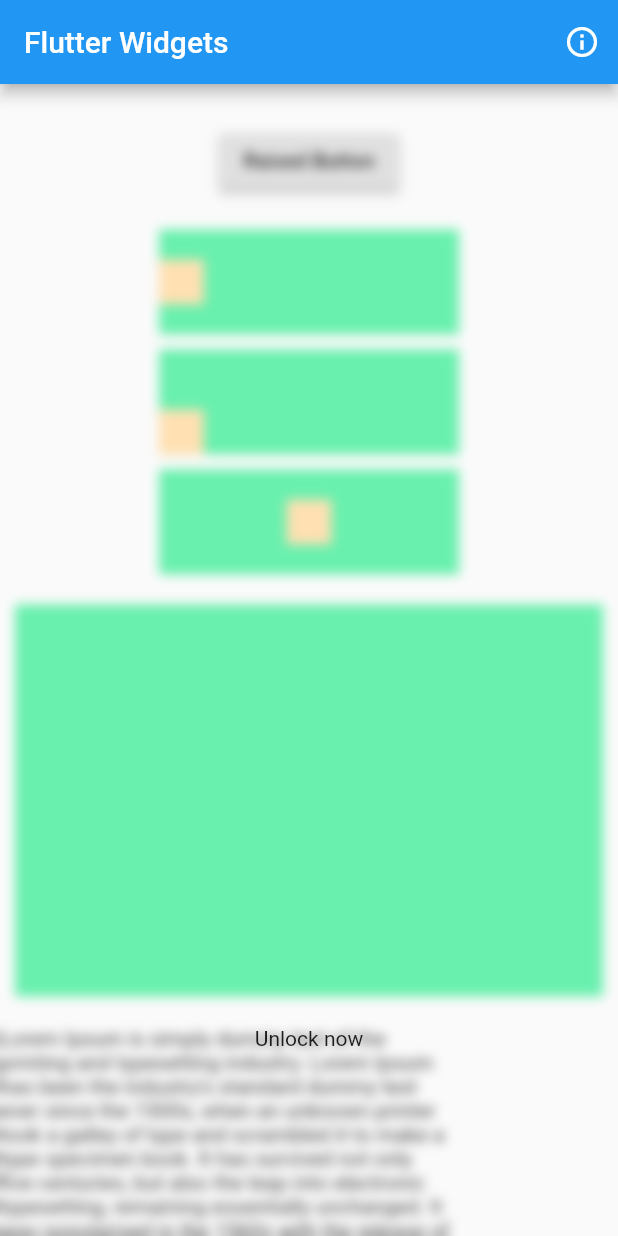
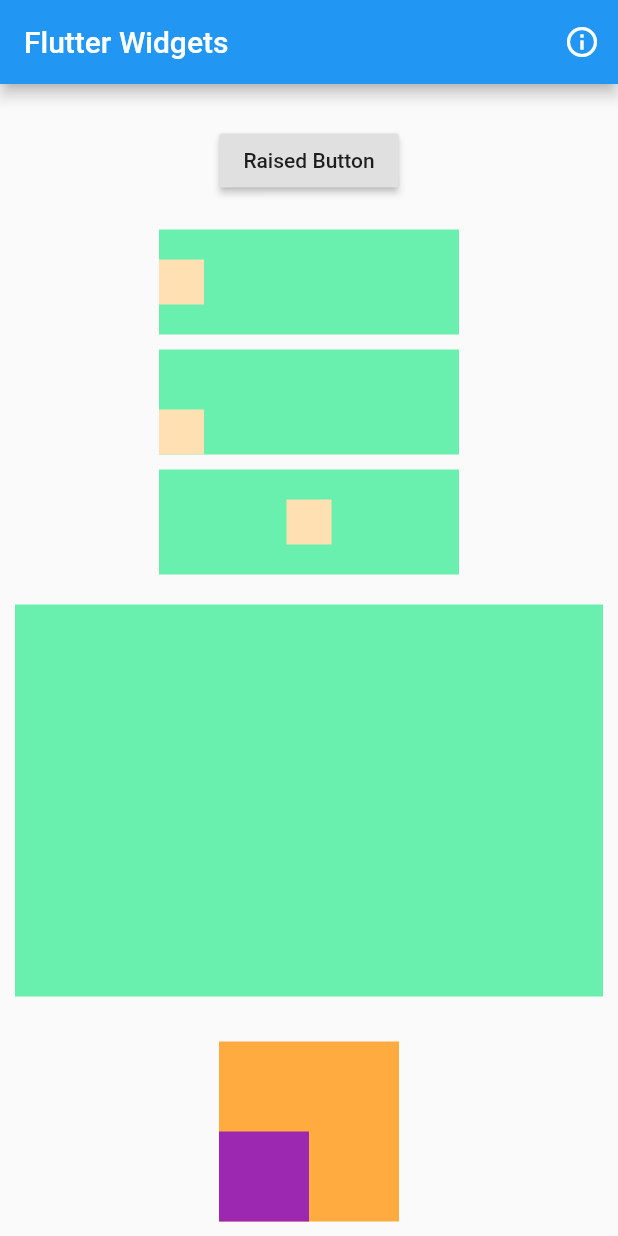
Before and after one commit to sagarsandy/flutter_widgets_batch_1, a Flutter app: the screen it shows after launch, scrolled down 173 dp, on a phone screen of 412 x 824 dp. Run offline on Flutter 3.47's test engine with Material 2 defaults, Android fonts, the phone set to English and light mode, and no system bars.

Commit message:
baseline widget added

```diff
--- a/lib/main.dart
+++ b/lib/main.dart
@@ -181,25 +181,25 @@ class MyHomePage extends StatelessWidget {
               SizedBox(
                 height: 10,
               ),
-              Stack(
-                children: [
-                  Container(
-                    width: 300,
-                    height: 200,
-                    child: Text(
-                        "Lorem Ipsum is simply dummy text of the printing and typesetting industry. Lorem Ipsum has been the industry's standard dummy text ever since the 1500s, when an unknown printer took a galley of type and scrambled it to make a type specimen book. It has survived not only five centuries, but also the leap into electronic typesetting, remaining essentially unchanged. It was popularised in the 1960s with the release of Letraset sheets containing Lorem Ipsum passages, and more recently with desktop publishing software like Aldus PageMaker including versions of Lorem Ipsum"),
-                  ),
-                  BackdropFilter(
-                    filter: ImageFilter.blur(sigmaX: 4, sigmaY: 4),
-                    child: Positioned.fill(
-                      child: Align(
-                        alignment: Alignment.center,
-                        child: Text("Unlock now"),
-                      ),
-                    ),
-                  ),
-                ],
-              ),
+              // Stack(
+              //   children: [
+              //     Container(
+              //       width: 300,
+              //       height: 200,
+              //       child: Text(
+              //           "Lorem Ipsum is simply dummy text of the printing and typesetting industry. Lorem Ipsum has been the industry's standard dummy text ever since the 1500s, when an unknown printer took a galley of type and scrambled it to make a type specimen book. It has survived not only five centuries, but also the leap into electronic typesetting, remaining essentially unchanged. It was popularised in the 1960s with the release of Letraset sheets containing Lorem Ipsum passages, and more recently with desktop publishing software like Aldus PageMaker including versions of Lorem Ipsum"),
+              //     ),
+              //     BackdropFilter(
+              //       filter: ImageFilter.blur(sigmaX: 4, sigmaY: 4),
+              //       child: Positioned.fill(
+              //         child: Align(
+              //           alignment: Alignment.center,
+              //           child: Text("Unlock now"),
+              //         ),
+              //       ),
+              //     ),
+              //   ],
+              // ),
               // BackdropFilter(
               //   filter: ImageFilter.blur(
               //     sigmaX: 2.0,
@@ -214,10 +214,24 @@ class MyHomePage extends StatelessWidget {
               SizedBox(
                 height: 10,
               ),
-              Container(
-                width: 200,
-                height: 200,
-                color: Colors.orange,
+              Center(
+                child: Container(
+                  color: Colors.orangeAccent,
+                  height: 120.0,
+                  width: 120.0,
+                  child: Baseline(
+                    child: Container(
+                      color: Colors.purple,
+                      height: 60.0,
+                      width: 60.0,
+                    ),
+                    baseline: 120.0,
+                    baselineType: TextBaseline.ideographic,
+                  ),
+                ),
+              ),
+              SizedBox(
+                height: 10,
               ),
             ],
           ),
```
Also changed, not shown: 1 other file.
